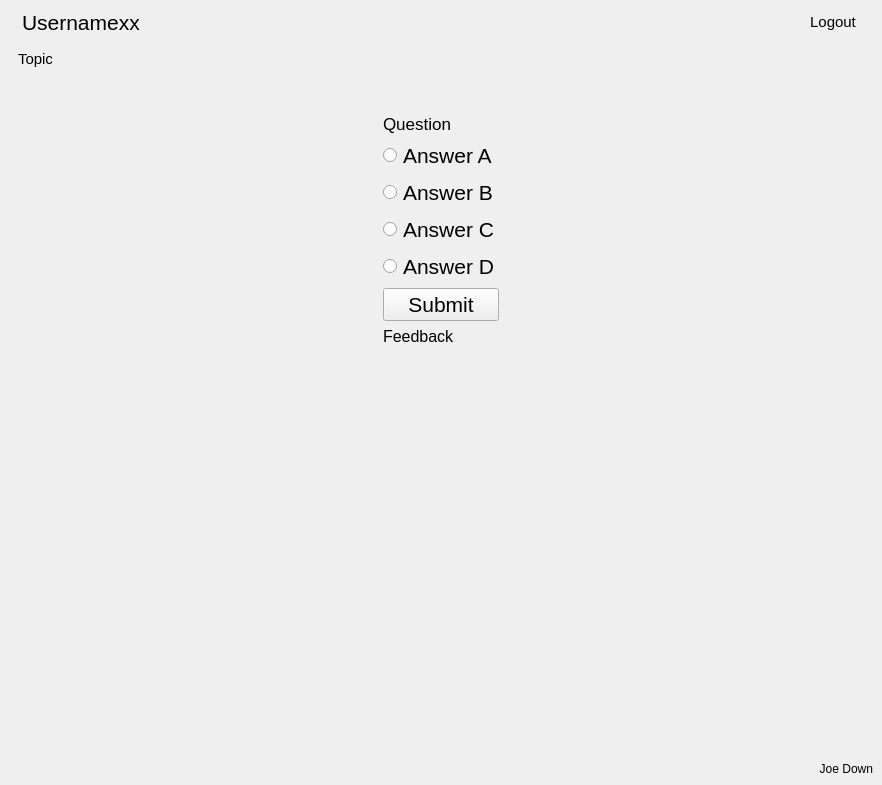
Qt form window.ui (AnthropomorphicMonkey/Coursework) before a commit.
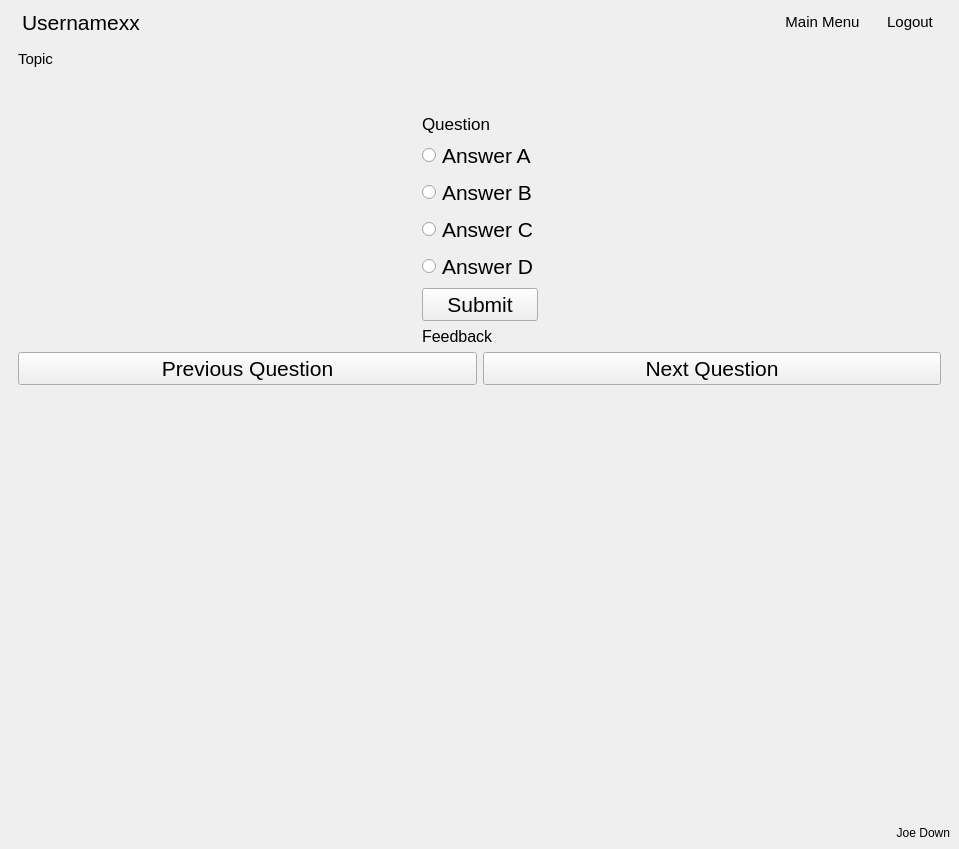
The same form after that commit. Icons and pictures are not drawn.

Patch:
```diff
--- a/window.ui
+++ b/window.ui
@@ -6,8 +6,8 @@
    <rect>
     <x>0</x>
     <y>0</y>
-    <width>882</width>
-    <height>785</height>
+       <width>959</width>
+       <height>849</height>
    </rect>
   </property>
   <property name="font">
@@ -72,6 +72,27 @@
           </property>
          </spacer>
         </item>
+        <item>
+            <widget class="QPushButton" name="main_menu_button">
+                <property name="sizePolicy">
+                    <sizepolicy hsizetype="Fixed" vsizetype="Fixed">
+                        <horstretch>0</horstretch>
+                        <verstretch>0</verstretch>
+                    </sizepolicy>
+                </property>
+                <property name="font">
+                    <font>
+                        <pointsize>11</pointsize>
+                    </font>
+                </property>
+                <property name="text">
+                    <string>Main Menu</string>
+                </property>
+                <property name="flat">
+                    <bool>true</bool>
+                </property>
+            </widget>
+        </item>
         <item>
          <widget class="QPushButton" name="logout_button">
           <property name="sizePolicy">
@@ -1089,24 +1110,26 @@
          </spacer>
         </item>
         <item>
-         <layout class="QHBoxLayout" name="horizontalLayout">
-          <item>
-           <spacer name="horizontalSpacer_9">
-            <property name="orientation">
-             <enum>Qt::Horizontal</enum>
-            </property>
-            <property name="sizeHint" stdset="0">
-             <size>
-              <width>0</width>
-              <height>0</height>
-             </size>
-            </property>
-           </spacer>
-          </item>
-          <item>
            <layout class="QVBoxLayout" name="verticalLayout_13">
             <item>
-             <layout class="QVBoxLayout" name="verticalLayout_14">
+                    <layout class="QHBoxLayout" name="horizontalLayout_10">
+                        <item>
+                            <spacer name="horizontalSpacer_12">
+                                <property name="orientation">
+                                    <enum>Qt::Horizontal</enum>
+                                </property>
+                                <property name="sizeHint" stdset="0">
+                                    <size>
+                                        <width>0</width>
+                                        <height>0</height>
+                                    </size>
+                                </property>
+                            </spacer>
+                        </item>
+                        <item>
+                            <layout class="QVBoxLayout" name="verticalLayout_17">
+                                <item>
+                                    <layout class="QVBoxLayout" name="verticalLayout_18">
               <item>
                <widget class="QLabel" name="question_question_output">
                 <property name="font">
@@ -1120,7 +1143,7 @@
                </widget>
               </item>
               <item>
-               <layout class="QVBoxLayout" name="verticalLayout_15">
+                                            <layout class="QVBoxLayout" name="verticalLayout_19">
                 <item>
                  <widget class="QRadioButton" name="question_radio_a">
                   <property name="font">
@@ -1174,7 +1197,7 @@
              </layout>
             </item>
             <item>
-             <widget class="QPushButton" name="pushButton_6">
+                                    <widget class="QPushButton" name="question_submit_button">
               <property name="font">
                <font>
                 <pointsize>16</pointsize>
@@ -1200,7 +1223,7 @@
            </layout>
           </item>
           <item>
-           <spacer name="horizontalSpacer_12">
+                            <spacer name="horizontalSpacer_13">
             <property name="orientation">
              <enum>Qt::Horizontal</enum>
             </property>
@@ -1211,6 +1234,54 @@
              </size>
             </property>
            </spacer>
+                        </item>
+                    </layout>
+                </item>
+                <item>
+                    <layout class="QHBoxLayout" name="horizontalLayout">
+                        <item>
+                            <widget class="QPushButton" name="question_previous_question_button">
+                                <property name="enabled">
+                                    <bool>true</bool>
+                                </property>
+                                <property name="sizePolicy">
+                                    <sizepolicy hsizetype="Minimum" vsizetype="Fixed">
+                                        <horstretch>0</horstretch>
+                                        <verstretch>0</verstretch>
+                                    </sizepolicy>
+                                </property>
+                                <property name="font">
+                                    <font>
+                                        <pointsize>16</pointsize>
+                                    </font>
+                                </property>
+                                <property name="text">
+                                    <string>Previous Question</string>
+                                </property>
+                            </widget>
+                        </item>
+                        <item>
+                            <widget class="QPushButton" name="question_next_question_button">
+                                <property name="enabled">
+                                    <bool>true</bool>
+                                </property>
+                                <property name="sizePolicy">
+                                    <sizepolicy hsizetype="Minimum" vsizetype="Fixed">
+                                        <horstretch>0</horstretch>
+                                        <verstretch>0</verstretch>
+                                    </sizepolicy>
+                                </property>
+                                <property name="font">
+                                    <font>
+                                        <pointsize>16</pointsize>
+                                    </font>
+                                </property>
+                                <property name="text">
+                                    <string>Next Question</string>
+                                </property>
+                            </widget>
+                        </item>
+                    </layout>
           </item>
          </layout>
         </item>
```
Left out of the diff: 41 changed lines with no effect on the pictures. Lines whose indentation alone changed are shown as unchanged.
